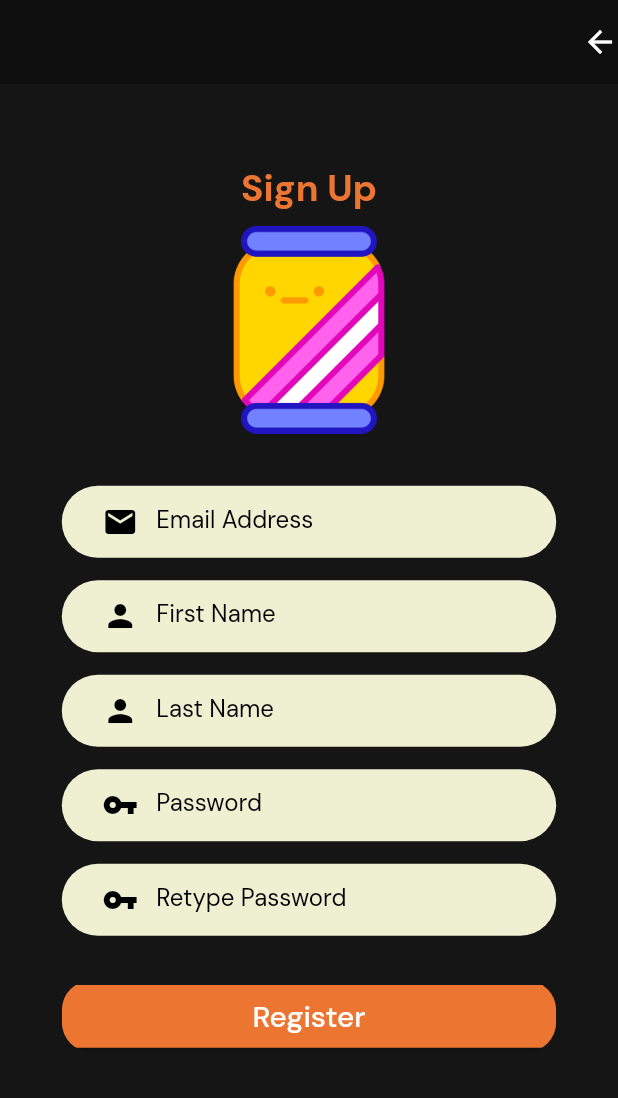
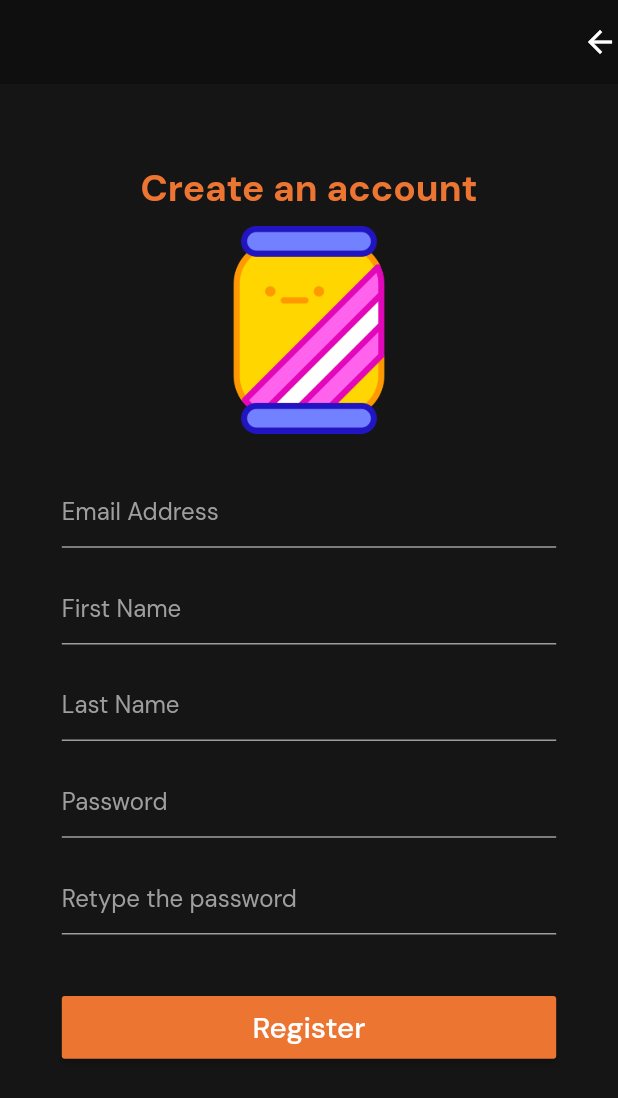
Before and after one commit to Dark-Matterr/Cinema-City, a Flutter app: the screen it shows after launch, on a phone screen of 412 x 824 dp. Shown: the top 1098 px of the screen. Run offline on Flutter 3.47's test engine with Material 2 defaults, Android fonts, the light colour scheme and no system bars; our stand-ins replace google_fonts, smooth_star_rating.

Commit message:
Updates from registration and Business logic of Login Screen

```diff
--- a/lib/main.dart
+++ b/lib/main.dart
@@ -1,8 +1,6 @@
 import 'package:cinema_city/constant.dart';
-import 'package:cinema_city/screens/login.dart';
-import 'package:cinema_city/screens/movie.dart';
-import 'package:cinema_city/screens/movie_picker.dart';
-import 'package:cinema_city/screens/registration.dart';
+import 'package:cinema_city/routes/login.dart';
+import 'package:cinema_city/routes/registration.dart';
 import 'package:flutter/material.dart';
 import 'package:google_fonts/google_fonts.dart';
 
--- /dev/null
+++ b/lib/routes/registration.dart
@@ -0,0 +1,109 @@
+import 'package:cinema_city/constant.dart';
+import 'package:cinema_city/widgets/rectangle_button.dart';
+import 'package:cinema_city/widgets/text_field.dart';
+import 'package:flutter/material.dart';
+
+import '../size_config.dart';
+
+class RegistrationScreen extends StatelessWidget {
+  final _key = GlobalKey<FormState>();
+  final _email = TextEditingController();
+  final _fname = TextEditingController();
+  final _lname = TextEditingController();
+  final _password = TextEditingController();
+  @override
+  Widget build(BuildContext context) {
+    SizeConfig().init(context);
+    return Scaffold(
+      extendBodyBehindAppBar: true,
+      appBar: AppBar(
+        actions: [Icon(Icons.arrow_back)],
+      ),
+      body: SingleChildScrollView(
+        child: Container(
+          alignment: Alignment.center,
+          margin: EdgeInsets.only(top: SizeConfig.screenHeight * 0.12),
+          child: Column(
+            children: [
+              //Registration Text
+              Container(
+                margin: EdgeInsets.only(
+                    top: SizeConfig.defaultSize * 1,
+                    bottom: SizeConfig.defaultSize * 1),
+                child: Text(
+                  "Create an account",
+                  style: TextStyle(
+                    fontSize: SizeConfig.defaultSize * 2.5,
+                    fontWeight: FontWeight.bold,
+                    color: cSecondaryColor,
+                  ),
+                ),
+              ),
+              // User Image
+              Image(
+                image: AssetImage("assets/icons/soft-drink.png"),
+                width: SizeConfig.defaultSize * 14,
+              ),
+              //Forms
+              Container(
+                margin: EdgeInsets.only(top: SizeConfig.defaultSize * 2),
+                width: SizeConfig.screenWidth * 0.8,
+                child: Form(
+                  key: _key,
+                  child: Column(
+                    children: [
+                      // Email Address TextField
+                      CustomTextField(
+                        text: "Email Address",
+                        color: cSecondaryColor,
+                        control: _email,
+                        secured: false,
+                      ),
+                      // First Name TextField
+                      CustomTextField(
+                        text: "First Name",
+                        color: cSecondaryColor,
+                        control: _fname,
+                        secured: false,
+                      ),
+                      // Last Name TextField
+                      CustomTextField(
+                        text: "Last Name",
+                        color: cSecondaryColor,
+                        control: _lname,
+                        secured: false,
+                      ),
+                      // Password TextField
+                      CustomTextField(
+                        text: "Password",
+                        color: cSecondaryColor,
+                        control: _password,
+                        secured: true,
+                      ),
+                      // Retype Password TextField
+                      CustomTextField(
+                        text: "Retype the password",
+                        color: cSecondaryColor,
+                        secured: true,
+                      ),
+                      // Rounded Register Button
+                      Container(
+                        margin:
+                            EdgeInsets.only(top: SizeConfig.defaultSize * 2),
+                        child: RectangleButton(
+                          color: cSecondaryColor,
+                          text: "Register",
+                          onPress: () {},
+                        ),
+                      )
+                    ],
+                  ),
+                ),
+              ),
+            ],
+          ),
+        ),
+      ),
+    );
+  }
+}
--- a/lib/screens/registration.dart
+++ /dev/null
@@ -1,152 +0,0 @@
-import 'package:cinema_city/constant.dart';
-import 'package:cinema_city/widgets/rounded_button.dart';
-import 'package:cinema_city/widgets/rounded_textcontainer.dart';
-import 'package:flutter/material.dart';
-
-import '../size_config.dart';
-
-class RegistrationScreen extends StatelessWidget {
-  final _key = GlobalKey<FormState>();
-  @override
-  Widget build(BuildContext context) {
-    SizeConfig().init(context);
-    return Scaffold(
-      extendBodyBehindAppBar: true,
-      appBar: AppBar(
-        actions: [Icon(Icons.arrow_back)],
-      ),
-      body: SingleChildScrollView(
-        child: Container(
-          alignment: Alignment.center,
-          margin: EdgeInsets.only(top: SizeConfig.screenHeight * 0.12),
-          child: Column(
-            children: [
-              //Registration Text
-              Container(
-                margin: EdgeInsets.only(
-                    top: SizeConfig.defaultSize * 1,
-                    bottom: SizeConfig.defaultSize * 1),
-                child: Text(
-                  "Sign Up",
-                  style: TextStyle(
-                    fontSize: SizeConfig.defaultSize * 2.5,
-                    fontWeight: FontWeight.bold,
-                    color: cSecondaryColor,
-                  ),
-                ),
-              ),
-              // User Image
-              Image(
-                image: AssetImage("assets/icons/soft-drink.png"),
-                width: SizeConfig.defaultSize * 14,
-              ),
-
-              //Forms
-              Container(
-                margin: EdgeInsets.only(top: SizeConfig.defaultSize * 2),
-                width: SizeConfig.screenWidth * 0.8,
-                child: Form(
-                  key: _key,
-                  child: Column(
-                    children: [
-                      // Email Address TextField
-                      TextContainer(
-                        child: TextFormField(
-                          //controller: _email,
-                          style: TextStyle(color: Colors.black),
-                          decoration: const InputDecoration(
-                            border: InputBorder.none,
-                            prefixIcon: Icon(
-                              Icons.email,
-                              color: Colors.black,
-                            ),
-                            hintText: "Email Address",
-                            hintStyle: TextStyle(color: Colors.black),
-                          ),
-                        ),
-                      ),
-                      // First Name TextField
-                      TextContainer(
-                        child: TextFormField(
-                          //controller: _email,
-                          style: TextStyle(color: Colors.black),
-                          decoration: const InputDecoration(
-                            border: InputBorder.none,
-                            prefixIcon: Icon(
-                              Icons.person,
-                              color: Colors.black,
-                            ),
-                            hintText: "First Name",
-                            hintStyle: TextStyle(color: Colors.black),
-                          ),
-                        ),
-                      ),
-                      // Last Name TextField
-                      TextContainer(
-                        child: TextFormField(
-                          //controller: _email,
-                          style: TextStyle(color: Colors.black),
-                          decoration: const InputDecoration(
-                            border: InputBorder.none,
-                            prefixIcon: Icon(
-                              Icons.person,
-                              color: Colors.black,
-                            ),
-                            hintText: "Last Name",
-                            hintStyle: TextStyle(color: Colors.black),
-                          ),
-                        ),
-                      ),
-                      // Password TextField
-                      TextContainer(
-                        child: TextFormField(
-                          //controller: _email,
-                          style: TextStyle(color: Colors.black),
-                          decoration: const InputDecoration(
-                            border: InputBorder.none,
-                            prefixIcon: Icon(
-                              Icons.vpn_key,
-                              color: Colors.black,
-                            ),
-                            hintText: "Password",
-                            hintStyle: TextStyle(color: Colors.black),
-                          ),
-                        ),
-                      ),
-                      // Retype Password TextField
-                      TextContainer(
-                        child: TextFormField(
-                          //controller: _email,
-                          style: TextStyle(color: Colors.black),
-                          decoration: const InputDecoration(
-                            border: InputBorder.none,
-                            prefixIcon: Icon(
-                              Icons.vpn_key,
-                              color: Colors.black,
-                            ),
-                            hintText: "Retype Password",
-                            hintStyle: TextStyle(color: Colors.black),
-                          ),
-                        ),
-                      ),
-                      // Rounded Register Button
-                      Container(
-                        margin:
-                            EdgeInsets.only(top: SizeConfig.defaultSize * 2),
-                        child: RoundedButton(
-                          color: cSecondaryColor,
-                          text: "Register",
-                          onPress: () {},
-                        ),
-                      )
-                    ],
-                  ),
-                ),
-              ),
-            ],
-          ),
-        ),
-      ),
-    );
-  }
-}
--- /dev/null
+++ b/lib/widgets/rectangle_button.dart
@@ -0,0 +1,25 @@
+import 'package:flutter/material.dart';
+
+import '../size_config.dart';
+
+class RectangleButton extends StatelessWidget {
+  final String text;
+  final Color color;
+  final Function onPress;
+  const RectangleButton({this.text, this.color, this.onPress});
+  @override
+  Widget build(BuildContext context) {
+    return Container(
+      width: SizeConfig.screenHeight,
+      margin: EdgeInsets.only(top: SizeConfig.defaultSize),
+      child: RaisedButton(
+        padding: EdgeInsets.symmetric(vertical: SizeConfig.defaultSize * 0.8),
+        textColor: Colors.white,
+        child:
+            Text(text, style: TextStyle(fontSize: SizeConfig.defaultSize * 2)),
+        color: color,
+        onPressed: onPress,
+      ),
+    );
+  }
+}
--- a/lib/widgets/rounded_button.dart
+++ /dev/null
@@ -1,28 +0,0 @@
-import 'package:flutter/material.dart';
-
-import '../size_config.dart';
-
-class RoundedButton extends StatelessWidget {
-  final String text;
-  final Color color;
-  final Function onPress;
-  const RoundedButton({this.text, this.color, this.onPress});
-  @override
-  Widget build(BuildContext context) {
-    return Container(
-      width: SizeConfig.screenHeight,
-      margin: EdgeInsets.only(top: SizeConfig.defaultSize),
-      child: ClipRRect(
-        borderRadius: BorderRadius.circular(20.0),
-        child: RaisedButton(
-          padding: EdgeInsets.symmetric(vertical: SizeConfig.defaultSize * 0.8),
-          textColor: Colors.white,
-          child: Text(text,
-              style: TextStyle(fontSize: SizeConfig.defaultSize * 2)),
-          color: color,
-          onPressed: onPress,
-        ),
-      ),
-    );
-  }
-}
--- a/lib/widgets/rounded_textcontainer.dart
+++ /dev/null
@@ -1,21 +0,0 @@
-import 'package:cinema_city/constant.dart';
-import 'package:cinema_city/size_config.dart';
-import 'package:flutter/material.dart';
-
-class TextContainer extends StatelessWidget {
-  final Widget child;
-  const TextContainer({this.child});
-  @override
-  Widget build(BuildContext context) {
-    return Container(
-      margin: EdgeInsets.only(top: 15),
-      padding: EdgeInsets.symmetric(horizontal: 15),
-      width: SizeConfig.screenWidth,
-      decoration: BoxDecoration(
-        color: Color(0xffefefd2),
-        borderRadius: BorderRadius.circular(29),
-      ),
-      child: child,
-    );
-  }
-}
--- /dev/null
+++ b/lib/widgets/text_field.dart
@@ -0,0 +1,38 @@
+import 'package:flutter/material.dart';
+
+import '../size_config.dart';
+
+class CustomTextField extends StatelessWidget {
+  final TextEditingController control;
+  final String text;
+  final Color color;
+  final IconData icon;
+  final bool secured;
+  CustomTextField(
+      {this.text, this.color, this.icon, this.secured, this.control});
+  @override
+  Widget build(BuildContext context) {
+    return Container(
+      margin: EdgeInsets.symmetric(vertical: SizeConfig.screenHeight * 0.01),
+      child: TextFormField(
+        controller: control,
+        obscureText: secured,
+        style: TextStyle(color: Colors.white),
+        decoration: InputDecoration(
+          focusedBorder: UnderlineInputBorder(
+              borderSide: BorderSide(color: Color(0xffc1071e))),
+          enabledBorder:
+              UnderlineInputBorder(borderSide: BorderSide(color: Colors.grey)),
+          prefixIcon: (icon != null)
+              ? Icon(
+                  icon,
+                  color: Colors.white,
+                )
+              : null,
+          hintText: text,
+          hintStyle: TextStyle(color: Colors.grey),
+        ),
+      ),
+    );
+  }
+}
```
Also changed, not shown: lib/provider/access_model.dart (added, +31 -0 lines), lib/provider/login_model.dart (deleted, +0 -24 lines), lib/routes/login.dart (added, +142 -0 lines), lib/screens/login.dart (deleted, +0 -126 lines), lib/widgets/alertdialogbox.dart (added, +26 -0 lines), lib/routes.dart (added), lib/routes/movie.dart (renamed from lib/screens/movie.dart), lib/routes/movie_picker.dart (renamed from lib/screens/movie_picker.dart).
